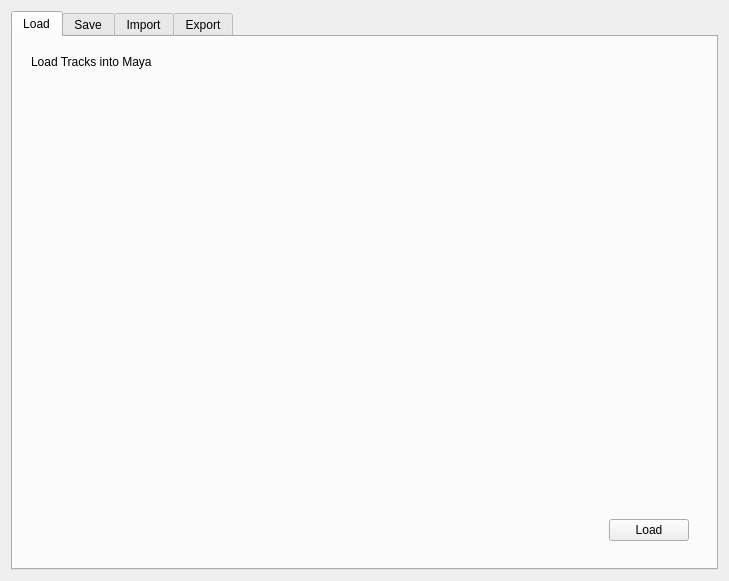
This is resources/widget/tools/TrackwayIoWidget/TrackwayIoWidget.ui in sernst/Cadence as Qt 5 draws it before an edit. The edited form follows.
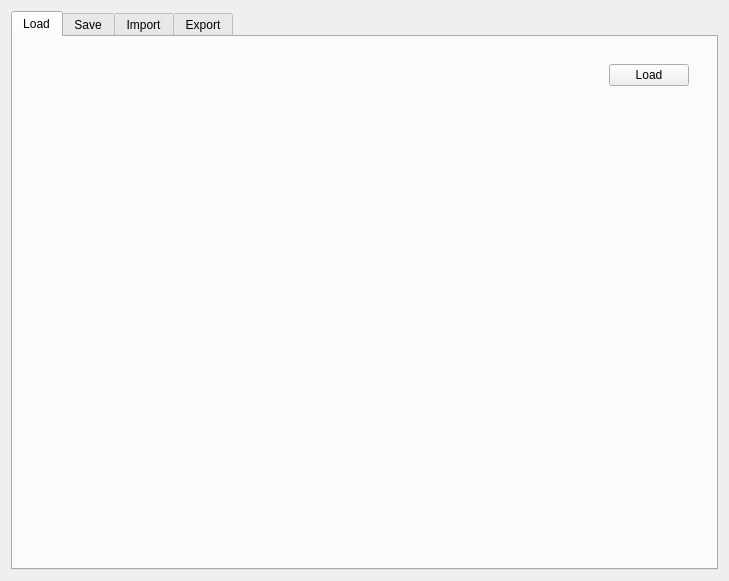
This is the edited form. The open tabs and pages were chosen to show the change.

What changed in the file:
```diff
--- a/resources/widget/tools/TrackwayIoWidget/TrackwayIoWidget.ui
+++ b/resources/widget/tools/TrackwayIoWidget/TrackwayIoWidget.ui
@@ -27,29 +27,6 @@
        <item>
         <widget class="QWidget" name="widget_10" native="true">
          <layout class="QVBoxLayout" name="verticalLayout_9">
-          <item>
-           <widget class="QLabel" name="label_8">
-            <property name="text">
-             <string>Load Tracks into Maya</string>
-            </property>
-           </widget>
-          </item>
-          <item>
-           <widget class="QWidget" name="filterBox" native="true"/>
-          </item>
-          <item>
-           <spacer name="verticalSpacer_4">
-            <property name="orientation">
-             <enum>Qt::Vertical</enum>
-            </property>
-            <property name="sizeHint" stdset="0">
-             <size>
-              <width>20</width>
-              <height>380</height>
-             </size>
-            </property>
-           </spacer>
-          </item>
           <item>
            <widget class="QWidget" name="widget_2" native="true">
             <layout class="QHBoxLayout" name="horizontalLayout_2">
@@ -76,6 +53,16 @@
             </layout>
            </widget>
           </item>
+          <item>
+           <widget class="QWidget" name="filterBox" native="true">
+            <property name="sizePolicy">
+             <sizepolicy hsizetype="Preferred" vsizetype="MinimumExpanding">
+              <horstretch>0</horstretch>
+              <verstretch>0</verstretch>
+             </sizepolicy>
+            </property>
+           </widget>
+          </item>
          </layout>
         </widget>
        </item>
```
Left out of the diff: 2 changed lines with no effect on the pictures.
